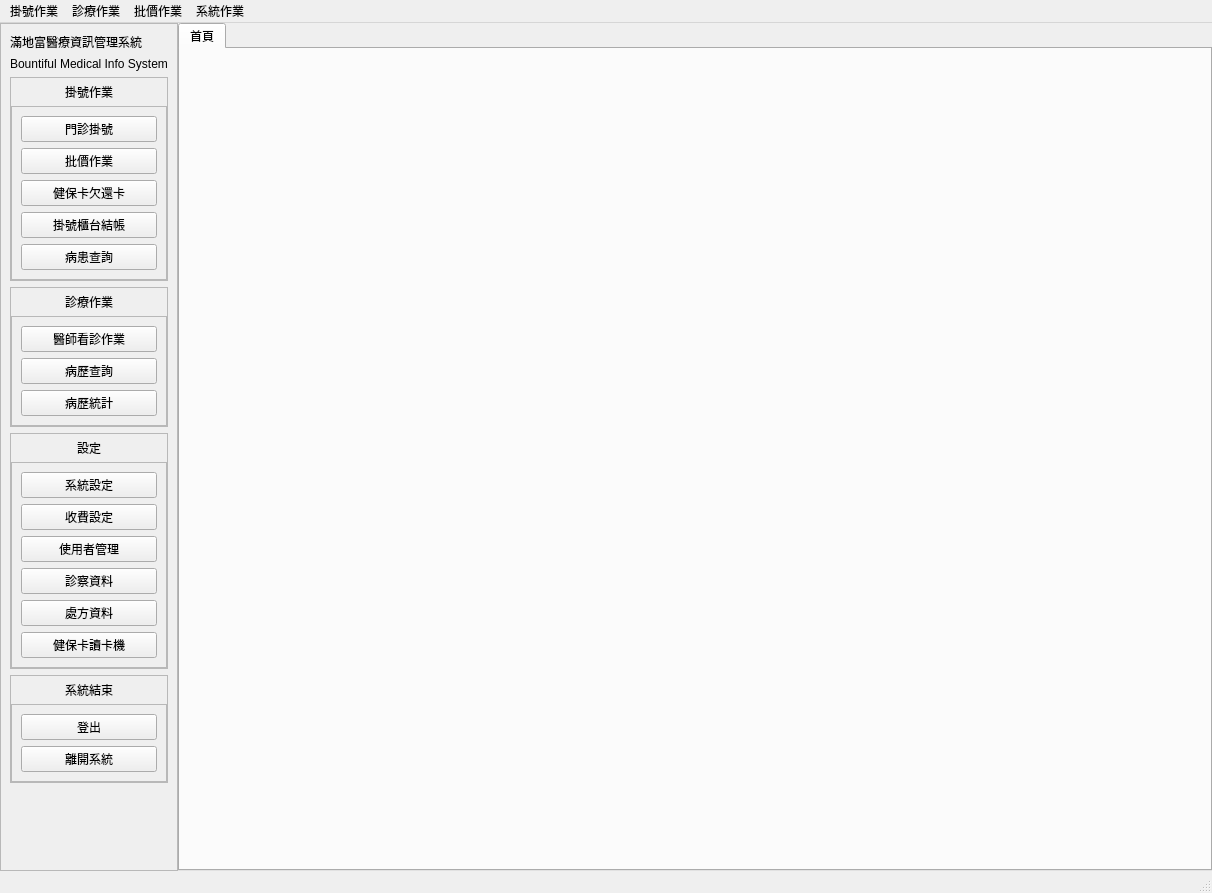
Above: ui/pymedical.ui from picacat/pyMedical before the change. Below: the same form after it.
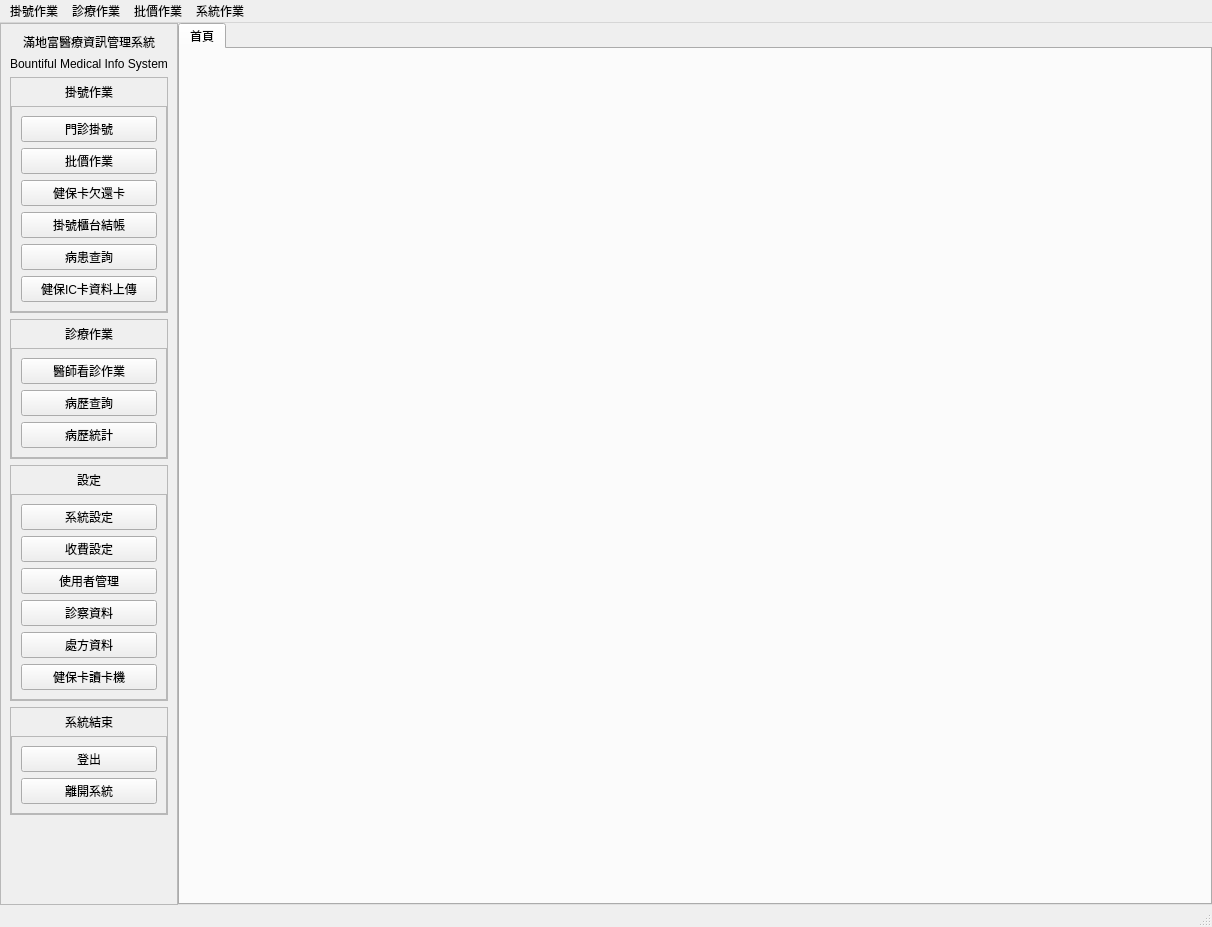
That is the form after the change. Icons and pictures are not drawn.

```diff
--- a/ui/pymedical.ui
+++ b/ui/pymedical.ui
@@ -10,7 +10,7 @@
     <x>0</x>
     <y>0</y>
     <width>1212</width>
-    <height>893</height>
+    <height>927</height>
    </rect>
   </property>
   <property name="windowTitle">
@@ -56,6 +56,12 @@
       <layout class="QVBoxLayout" name="verticalLayout_10">
        <item>
         <widget class="QLabel" name="label_title">
+         <property name="sizePolicy">
+          <sizepolicy hsizetype="Preferred" vsizetype="Preferred">
+           <horstretch>0</horstretch>
+           <verstretch>0</verstretch>
+          </sizepolicy>
+         </property>
          <property name="font">
           <font>
            <weight>50</weight>
@@ -66,9 +72,27 @@
          <property name="styleSheet">
           <string notr="true"/>
          </property>
+         <property name="frameShape">
+          <enum>QFrame::NoFrame</enum>
+         </property>
+         <property name="frameShadow">
+          <enum>QFrame::Plain</enum>
+         </property>
+         <property name="lineWidth">
+          <number>1</number>
+         </property>
+         <property name="midLineWidth">
+          <number>0</number>
+         </property>
          <property name="text">
           <string>滿地富醫療資訊管理系統</string>
          </property>
+         <property name="alignment">
+          <set>Qt::AlignCenter</set>
+         </property>
+         <property name="margin">
+          <number>0</number>
+         </property>
         </widget>
        </item>
        <item>
@@ -193,6 +217,19 @@
               <widget class="QPushButton" name="pushButton_patient_list">
                <property name="text">
                 <string>病患查詢</string>
+               </property>
+               <property name="flat">
+                <bool>false</bool>
+               </property>
+              </widget>
+             </item>
+             <item>
+              <widget class="QPushButton" name="pushButton_ic_record_upload">
+               <property name="text">
+                <string>健保IC卡資料上傳</string>
+               </property>
+               <property name="flat">
+                <bool>false</bool>
                </property>
               </widget>
              </item>
```
Left out of the diff: 20 changed lines with no effect on the pictures.
